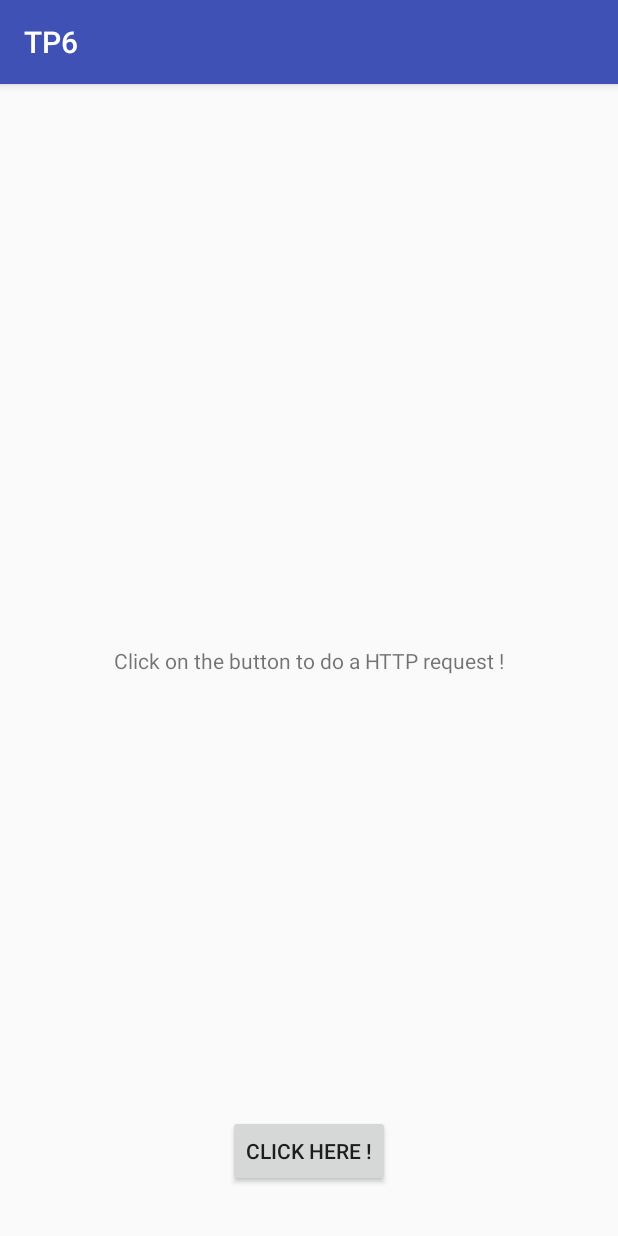
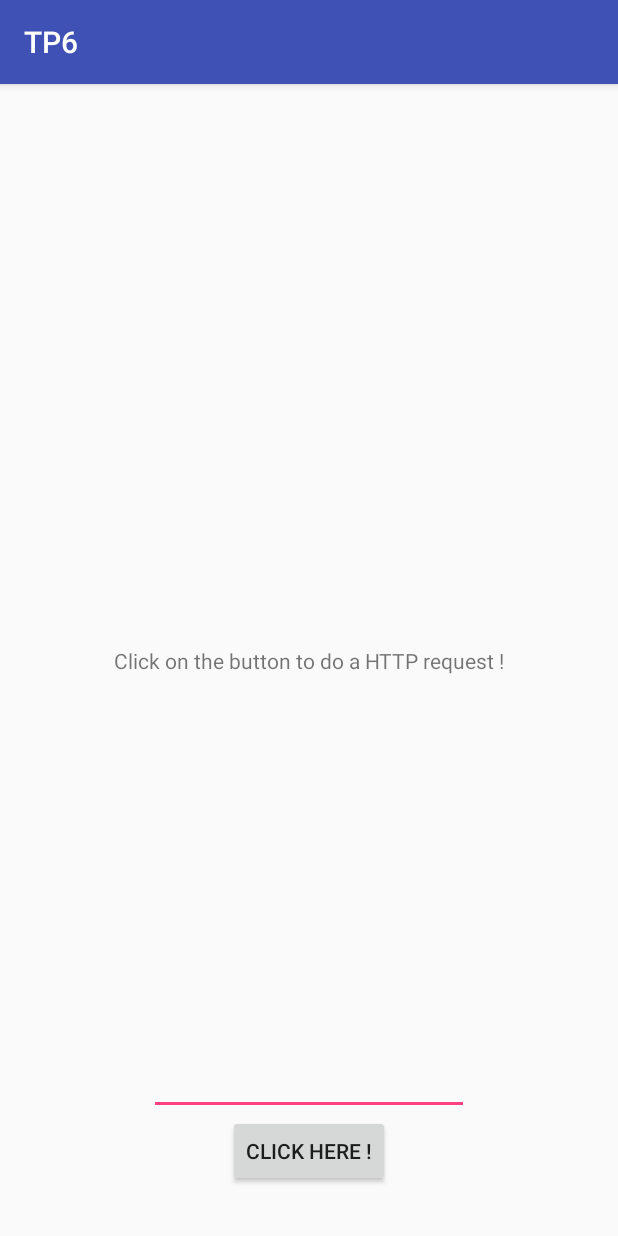
Before and after one commit to SeimuPVE/DI5S9, an Android app: the screen it shows after launch (MainActivity), on a phone screen of 412 x 824 dp. Run offline under Robolectric (Android 15) with nearby library versions, the phone set to English and light mode, and no system bars.

Commit message:
Preparing GeoIP features.

```diff
--- a/Android/TP6/app/src/main/java/com/polytech/seimu/tp6/MainActivity.java
+++ b/Android/TP6/app/src/main/java/com/polytech/seimu/tp6/MainActivity.java
@@ -5,6 +5,7 @@ import android.support.v7.app.AppCompatActivity;
 import android.os.Bundle;
 import android.view.View;
 import android.widget.Button;
+import android.widget.EditText;
 import android.widget.TextView;
 
 import java.io.BufferedInputStream;
@@ -22,14 +23,16 @@ public class MainActivity extends AppCompatActivity {
         setContentView(R.layout.activity_main);
 
         Button button = findViewById(R.id.button);
+        final EditText editText = findViewById(R.id.editText);
         final TextView textView = findViewById(R.id.textView);
 
         button.setOnClickListener(new View.OnClickListener() {
             @Override
             public void onClick(View v) {
 //                callGoogle(); // To use the ugly technique.
-                CallWebAPI c = new CallWebAPI(textView);
-                c.execute("http://www.google.com");
+//                CallWebAPI c = new CallWebAPI(textView);
+//                c.execute("http://www.google.com");
+                textView.setText(editText.getText());
             }
         });
     }
--- a/Android/TP6/app/src/main/res/layout/activity_main.xml
+++ b/Android/TP6/app/src/main/res/layout/activity_main.xml
@@ -27,4 +27,16 @@
         app:layout_constraintTop_toBottomOf="@+id/textView"
         app:layout_constraintVertical_bias="0.9" />
 
+    <EditText
+        android:id="@+id/editText"
+        android:layout_width="wrap_content"
+        android:layout_height="wrap_content"
+        android:ems="10"
+        android:inputType="textPersonName"
+        app:layout_constraintBottom_toTopOf="@+id/button"
+        app:layout_constraintEnd_toEndOf="parent"
+        app:layout_constraintStart_toStartOf="parent"
+        app:layout_constraintTop_toBottomOf="@+id/textView"
+        app:layout_constraintVertical_bias="1.0" />
+
 </android.support.constraint.ConstraintLayout>
--- a/Android/TP6/app/src/main/res/values/strings.xml
+++ b/Android/TP6/app/src/main/res/values/strings.xml
@@ -2,4 +2,5 @@
     <string name="app_name">TP6</string>
     <string name="str_text_view">Click on the button to do a HTTP request !</string>
     <string name="str_button">Click here !</string>
+    <string name="str_edit_text">Enter an IP address</string>
 </resources>
```
Also changed, not shown: Android/TP6/app/src/main/java/com/polytech/seimu/tp6/GeoIP.java (added, +28 -0 lines).
